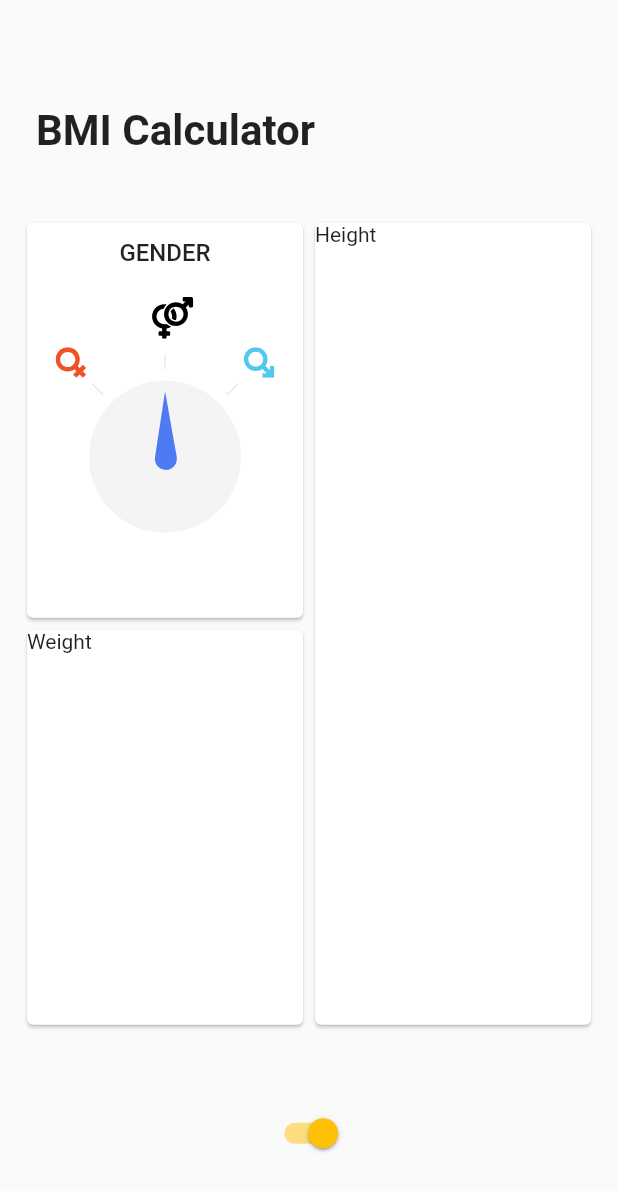
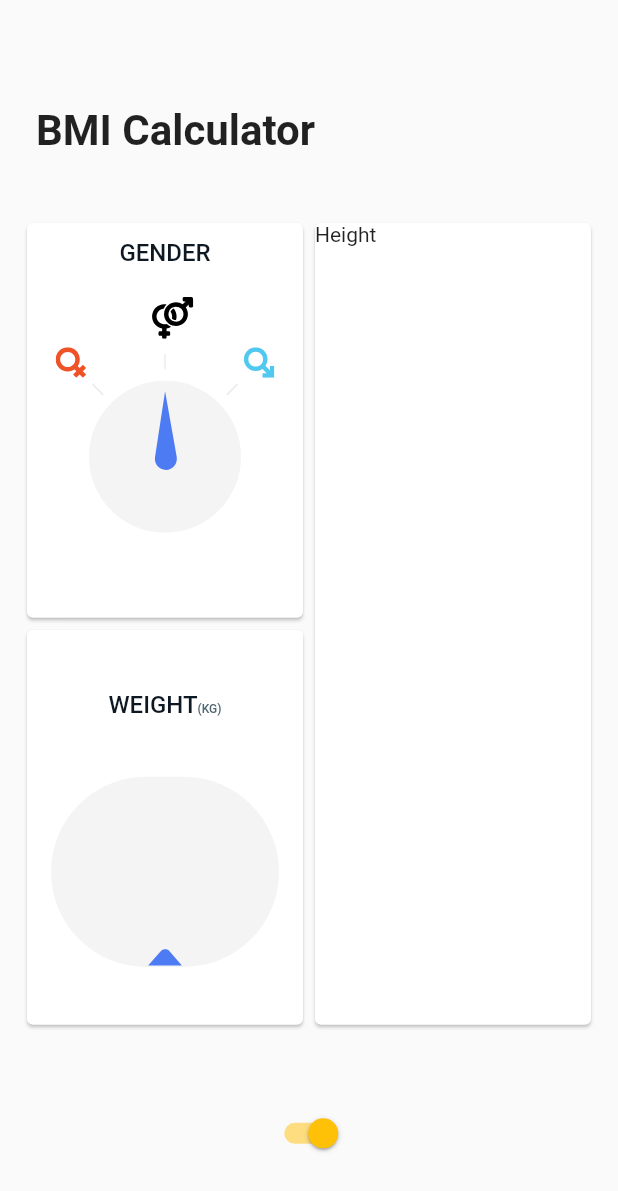
Before and after one commit to santoharyono/BMIcalculator, a Flutter app: the screen it shows after launch, on a phone screen of 412 x 824 dp. Shown: the top 1191 px of the screen. Run offline on Flutter 3.47's test engine with Material 2 defaults, Android fonts, the phone set to English and light mode, and no system bars; our stand-ins replace flutter_svg.

Commit message:
create weight background slider

```diff
--- a/lib/components/card_title.dart
+++ b/lib/components/card_title.dart
@@ -1,15 +1,18 @@
+import 'package:bmi_calculator/utils/bmi_constants.dart';
 import 'package:flutter/material.dart';
 
 class CardTitle extends StatelessWidget {
   final String title;
+  final String subtitle;
 
-  CardTitle(this.title, {Key key}) : super(key: key);
+  CardTitle(this.title, {Key key, this.subtitle}) : super(key: key);
 
   @override
   Widget build(BuildContext context) {
-    return Text(
-      title,
-      style: TextStyle(fontSize: 16.0, fontWeight: FontWeight.w500),
+    return RichText(
+      text: TextSpan(text: title, style: titleStyle, children: <TextSpan>[
+        TextSpan(text: subtitle ?? '', style: subtitleStyle)
+      ]),
     );
   }
 }
--- /dev/null
+++ b/lib/components/weight_background.dart
@@ -0,0 +1,31 @@
+import 'package:bmi_calculator/utils/widget_util.dart';
+import 'package:flutter/material.dart';
+import 'package:flutter_svg/flutter_svg.dart';
+
+class WeightBackground extends StatelessWidget {
+  final Widget child;
+
+  WeightBackground({Key key, this.child}) : super(key: key);
+
+  @override
+  Widget build(BuildContext context) {
+    return Stack(
+      alignment: Alignment.bottomCenter,
+      children: <Widget>[
+        Container(
+          height: WidgetUtil.screenAwareSize(100.0, context),
+          decoration: BoxDecoration(
+              color: Color.fromRGBO(244, 244, 244, 1.0),
+              borderRadius: BorderRadius.circular(
+                  WidgetUtil.screenAwareSize(50.0, context))),
+          child: child,
+        ),
+        SvgPicture.asset(
+          'asset/images/weight_arrow.svg',
+          height: WidgetUtil.screenAwareSize(10.0, context),
+          width: WidgetUtil.screenAwareSize(18.0, context),
+        )
+      ],
+    );
+  }
+}
--- /dev/null
+++ b/lib/components/weight_card.dart
@@ -0,0 +1,38 @@
+import 'package:bmi_calculator/components/card_title.dart';
+import 'package:bmi_calculator/components/weight_background.dart';
+import 'package:bmi_calculator/utils/widget_util.dart';
+import 'package:flutter/material.dart';
+
+class WeightCard extends StatefulWidget {
+  @override
+  _WeightCardState createState() => _WeightCardState();
+}
+
+class _WeightCardState extends State<WeightCard> {
+  @override
+  Widget build(BuildContext context) {
+    return Card(
+      child: Padding(
+        padding:
+            EdgeInsets.only(top: WidgetUtil.screenAwareSize(32.0, context)),
+        child: Column(
+          crossAxisAlignment: CrossAxisAlignment.center,
+          children: <Widget>[
+            CardTitle('WEIGHT', subtitle: '(KG)'),
+            Expanded(
+                child: Center(
+              child: Padding(
+                padding: EdgeInsets.symmetric(horizontal: 16.0),
+                child: _drawSlider(),
+              ),
+            ))
+          ],
+        ),
+      ),
+    );
+  }
+
+  Widget _drawSlider() {
+    return WeightBackground();
+  }
+}
--- a/lib/screen/input_screen.dart
+++ b/lib/screen/input_screen.dart
@@ -1,4 +1,5 @@
 import 'package:bmi_calculator/components/gender_card.dart';
+import 'package:bmi_calculator/components/weight_card.dart';
 import 'package:bmi_calculator/utils/widget_util.dart';
 import 'package:flutter/material.dart';
 
@@ -43,7 +44,7 @@ class InputScreen extends StatelessWidget {
               child: Column(
             children: <Widget>[
               Expanded(child: GenderCard()),
-              Expanded(child: _tempCard('Weight'))
+              Expanded(child: WeightCard())
             ],
           )),
           Expanded(child: _tempCard('Height'))
--- a/lib/utils/bmi_constants.dart
+++ b/lib/utils/bmi_constants.dart
@@ -7,9 +7,20 @@ import 'package:flutter/material.dart';
 double circleSize(BuildContext context) =>
     WidgetUtil.screenAwareSize(80, context);
 
-double defaultGenderAngle = math.pi / 4;
+const double defaultGenderAngle = math.pi / 4;
+
 Map<Gender, double> genderAngles = {
   Gender.female: -defaultGenderAngle,
   Gender.other: 0.0,
   Gender.male: defaultGenderAngle
 };
+
+const TextStyle titleStyle = TextStyle(
+    fontSize: 16.0,
+    fontWeight: FontWeight.w500,
+    color: Color.fromRGBO(14, 24, 35, 1.0));
+
+const subtitleStyle = TextStyle(
+    fontWeight: FontWeight.w500,
+    fontSize: 8.0,
+    color: Color.fromRGBO(78, 102, 114, 1.0));
```
Also changed, not shown: asset/images/weight_arrow.svg (added), 1 other file.
